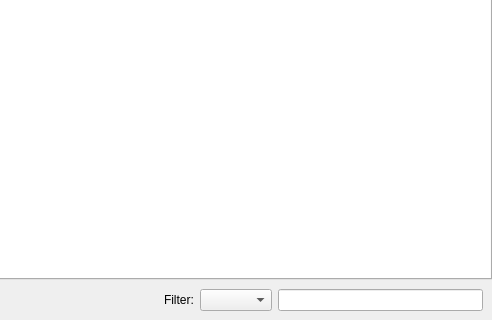
c3pw/c3networks, file gui/MainWindow.ui: the form before one commit; both pictures show x 300 to 792 and y 101 to 421 of the 792 by 421 pixel window.
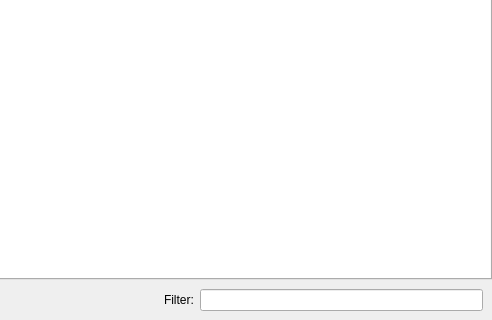
The form after the commit.

Commit message: Filter method has been changed.

Patch:
```diff
--- a/gui/MainWindow.ui
+++ b/gui/MainWindow.ui
@@ -360,9 +360,6 @@
              </property>
             </widget>
            </item>
-           <item>
-            <widget class="QComboBox" name="ifTableFilterBox"/>
-           </item>
            <item>
             <widget class="QLineEdit" name="ifTableFilterEdit"/>
            </item>
```
The commit also changes 6 other files.
